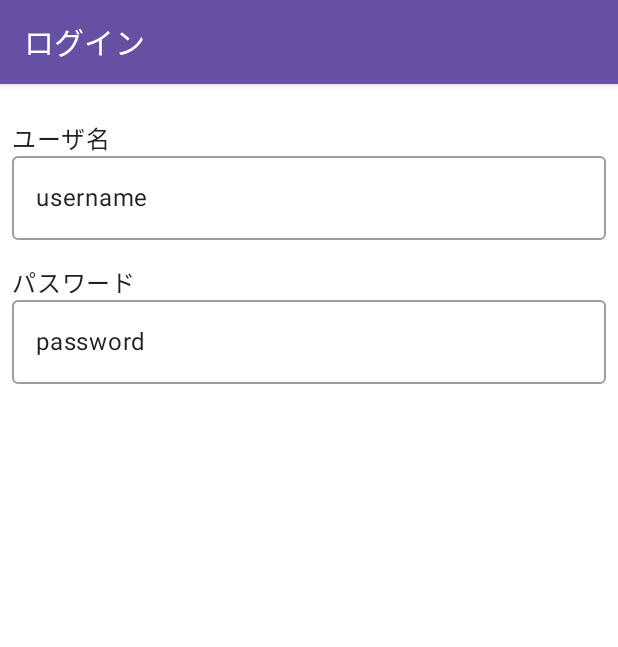
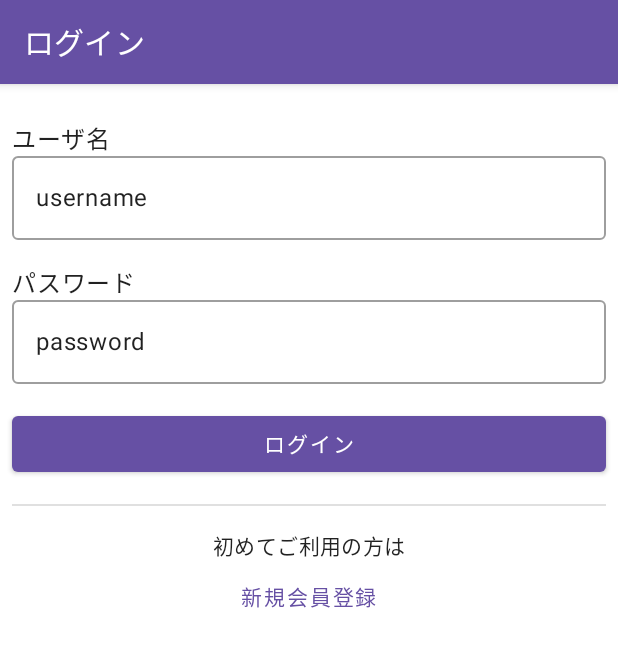
Before and after one commit to Somahc/2023_DMM_internship_yatter, an Android app built with Jetpack Compose: the @Preview function LoginTemplatePreview, on a phone screen of 412 x 824 dp. Shown: the top 647 px of the screen. Run offline under Robolectric (Android 15) with nearby library versions, the phone set to English and light mode, and no system bars.

Commit message:
LoginTemplate実装

```diff
--- a/Yatter2023/app/src/main/java/com/dmm/bootcamp/yatter2023/ui/login/LoginTemplate.kt
+++ b/Yatter2023/app/src/main/java/com/dmm/bootcamp/yatter2023/ui/login/LoginTemplate.kt
@@ -5,13 +5,20 @@ import androidx.compose.foundation.layout.Column
 import androidx.compose.foundation.layout.fillMaxSize
 import androidx.compose.foundation.layout.fillMaxWidth
 import androidx.compose.foundation.layout.padding
+import androidx.compose.material.Button
+import androidx.compose.material.CircularProgressIndicator
+import androidx.compose.material.Divider
+import androidx.compose.material.MaterialTheme
 import androidx.compose.material.OutlinedTextField
 import androidx.compose.material.Scaffold
 import androidx.compose.material.Surface
 import androidx.compose.material.Text
+import androidx.compose.material.TextButton
 import androidx.compose.material.TopAppBar
 import androidx.compose.runtime.Composable
 import androidx.compose.ui.Modifier
+import androidx.compose.ui.semantics.Role.Companion.Button
+import androidx.compose.ui.text.style.TextAlign
 import androidx.compose.ui.tooling.preview.Preview
 import androidx.compose.ui.unit.dp
 import com.dmm.bootcamp.yatter2023.ui.theme.Yatter2023Theme
@@ -59,6 +66,7 @@ fun LoginTemplate(
                     placeholder = {
                         Text(text = "username")
                     },
+
                 )
 
                 Text(
@@ -76,6 +84,33 @@ fun LoginTemplate(
                         Text(text = "password")
                     },
                 )
+
+                Button(
+                    enabled = isEnableLogin,
+                    onClick = onClickLogin,
+                    modifier = Modifier
+                        .fillMaxWidth(),
+                ) {
+                    Text(text = "ログイン")
+                }
+
+                Divider(modifier = Modifier.padding(vertical = 16.dp))
+
+                Text(
+                    text = "初めてご利用の方は",
+                    modifier = Modifier.fillMaxWidth(),
+                    textAlign = TextAlign.Center,
+                    style = MaterialTheme.typography.body2
+                )
+                TextButton(
+                    onClick = onClickRegister,
+                    modifier = Modifier.fillMaxWidth()
+                ) {
+                    Text(text = "新規会員登録")
+                }
+            }
+            if (isLoading) {
+                CircularProgressIndicator()
             }
         }
     }
```
